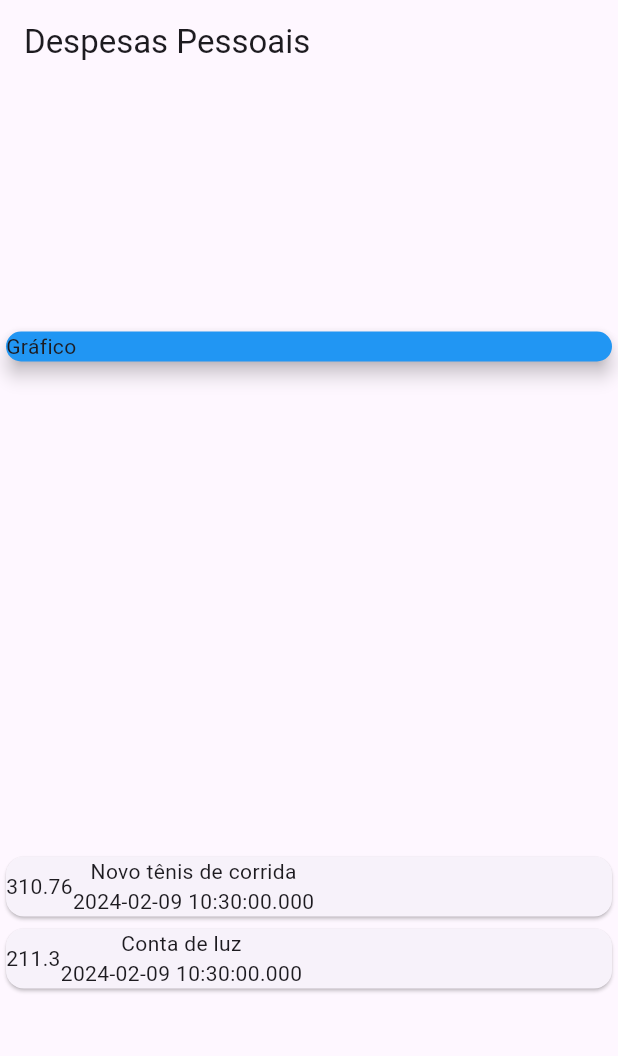
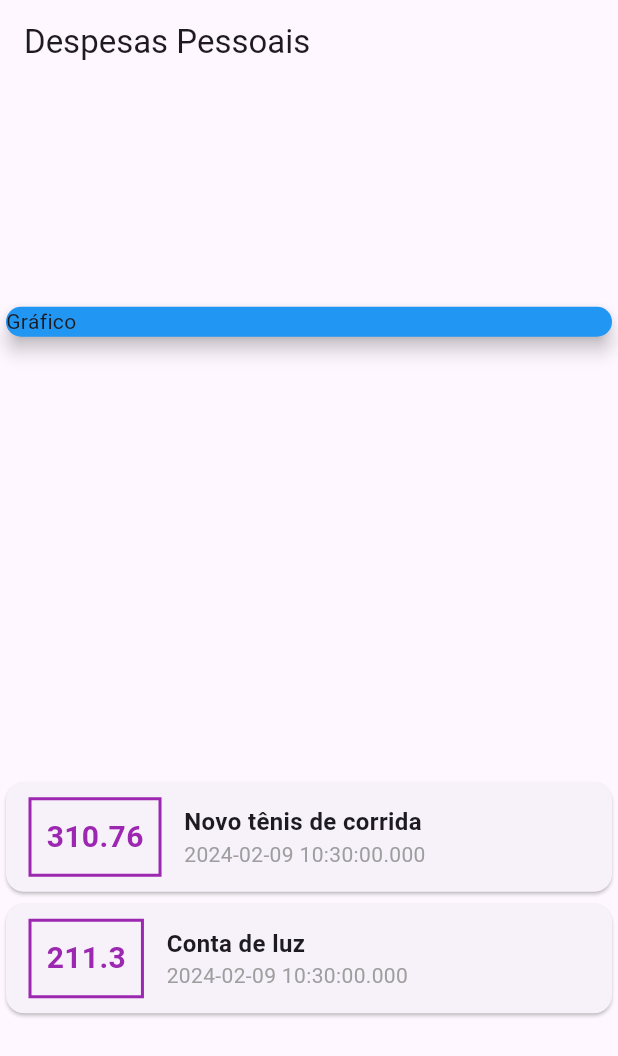
Before and after one commit to IsraelRAlencar/Projeto-Despesas, a Flutter app: the screen it shows after launch, on a phone screen of 412 x 824 dp. Shown: the top 1056 px of the screen. Run offline on Flutter 3.47's test engine with Material 3 defaults, Android fonts, the phone set to English and light mode, and no system bars.

Commit message:
fix - aplicando estilo nos widgets presentes

```diff
--- a/lib/main.dart
+++ b/lib/main.dart
@@ -55,16 +55,41 @@ class MyHomePage extends StatelessWidget {
                   child: Row(
                     children: [
                       Container(
+                        margin: const EdgeInsets.symmetric(
+                          horizontal: 15,
+                          vertical: 10,
+                        ),
+                        decoration: BoxDecoration(
+                            border: Border.all(
+                          color: Colors.purple,
+                          width: 2,
+                        )),
+                        padding: const EdgeInsets.all(10),
                         child: Text(
                           tr.value.toString(),
+                          style: const TextStyle(
+                            fontWeight: FontWeight.bold,
+                            fontSize: 20,
+                            color: Colors.purple,
+                          ),
                         ),
                       ),
                       Column(
+                        crossAxisAlignment: CrossAxisAlignment.start,
                         children: [
-                          Text(tr.title),
+                          Text(
+                            tr.title,
+                            style: const TextStyle(
+                              fontSize: 16,
+                              fontWeight: FontWeight.bold,
+                            ),
+                          ),
                           Text(
                             tr.date.toString(),
-                          )
+                            style: const TextStyle(
+                              color: Colors.grey,
+                            ),
+                          ),
                         ],
                       )
                     ],
```
